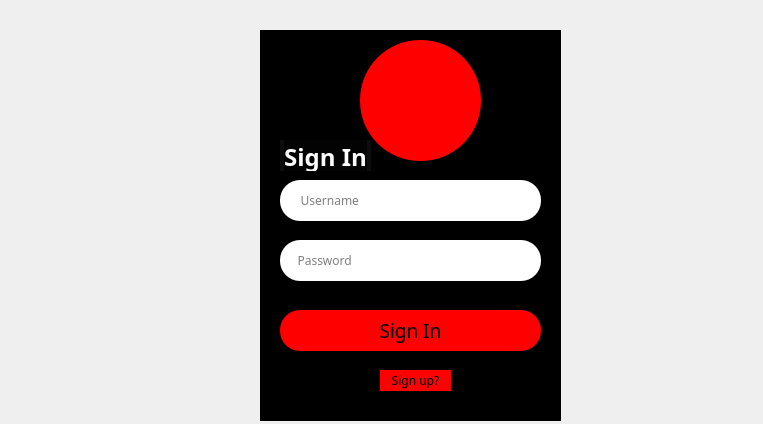
Before: the Qt Designer form loginwin.ui in sagarpaudell/Pitchers, drawn with Qt 5.
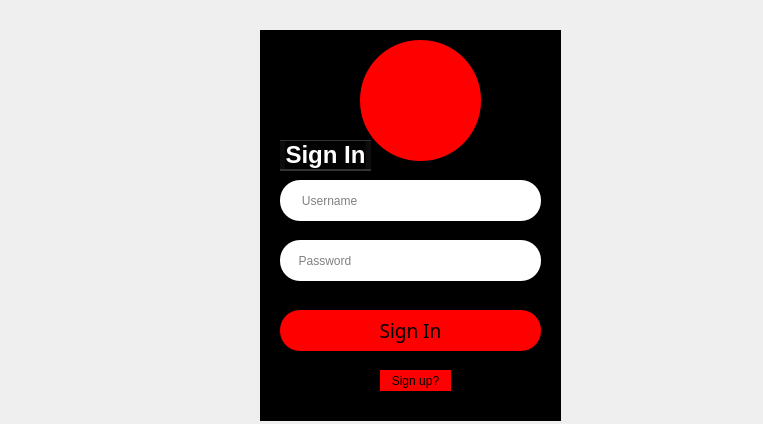
After: the same form once the commit is applied. Icons and pictures are not drawn.

Patch:
```diff
--- a/loginwin.ui
+++ b/loginwin.ui
@@ -19,7 +19,7 @@
   <property name="styleSheet">
    <string notr="true">
 
-*{
+#centralwidget{
 	
 background-image: url(:/img/backgroundfade.jpg);
 	font-family: century gothic;
```
